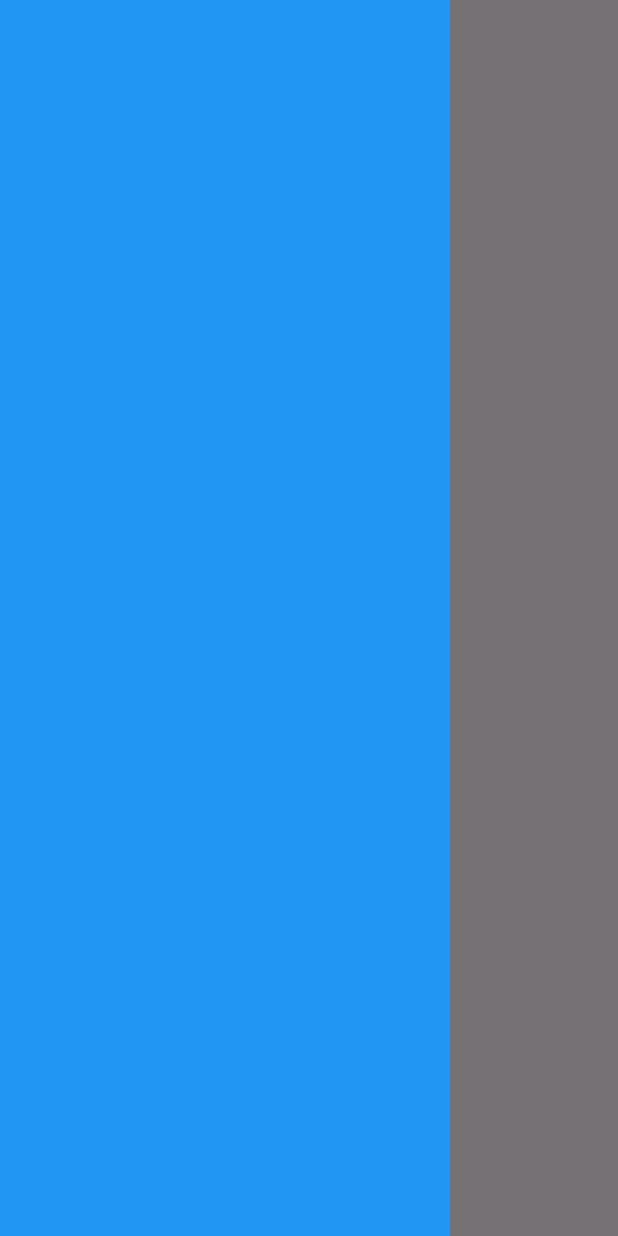
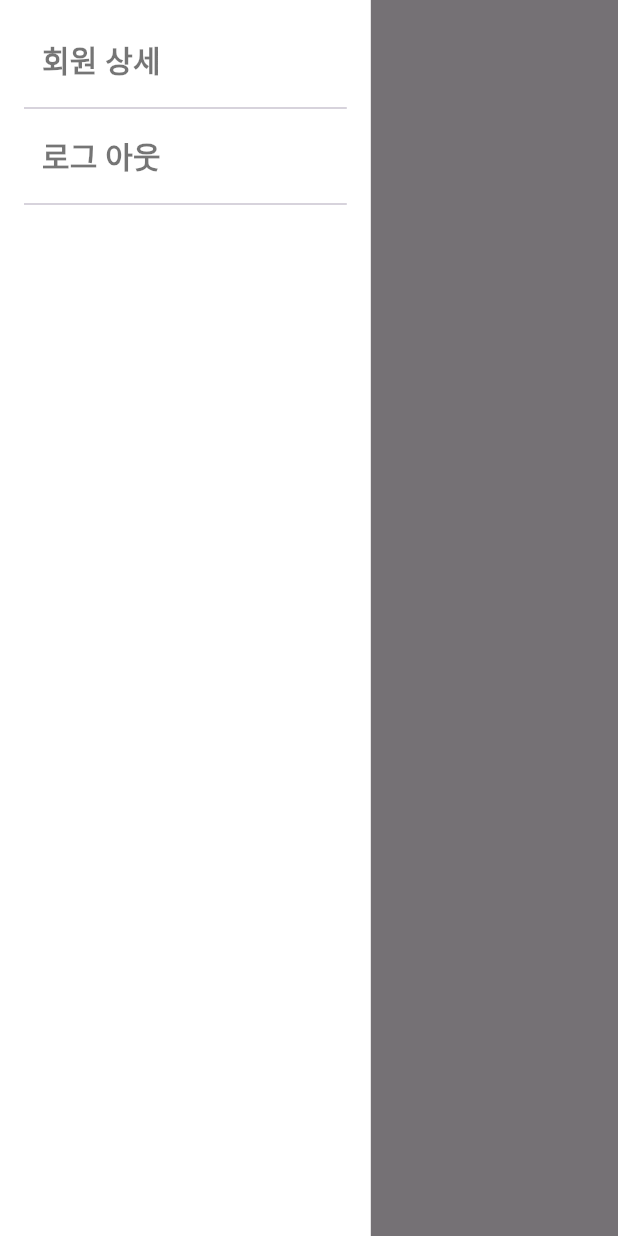
Before and after one commit to kangsunghyuk98/flutter-blog, a Flutter app: the screen it shows after launch, with the side drawer open, on a phone screen of 412 x 824 dp. Run offline on Flutter 3.47's test engine with Material 3 defaults, Android fonts, the phone set to English and light mode, and no system bars; our stand-ins replace get, validators.

Commit message:
[ENH] Drawer TextButton Add - Drawer 메뉴 추가, 메서드화 적용

```diff
--- a/lib/pages/post/home_page.dart
+++ b/lib/pages/post/home_page.dart
@@ -1,17 +1,48 @@
 import 'package:flutter/material.dart';
+import 'package:flutter_01/size.dart';
 
 class HomePage extends StatelessWidget {
 
   @override
   Widget build(BuildContext context) {
     return Scaffold(
-      drawer: Container(
-        width: 300,
-        height: double.infinity,
-        color: Colors.blue,
-      ),
+      drawer: _navigation(context),
       appBar: AppBar(),
       body: Text("Home Page"),
     );
   }
+
+  Widget _navigation(BuildContext context) {
+    return Container(
+      width: getDrawerWidth(context),
+      height: double.infinity,
+      color: Colors.white,
+      child: SafeArea(
+        child: Padding(
+          padding: const EdgeInsets.all(16.0),
+          child: Column(
+            crossAxisAlignment: CrossAxisAlignment.start,
+            children: [
+              TextButton(
+                  onPressed: (){},
+                  child: Text(
+                    "회원 상세",
+                    style: TextStyle(fontSize: 20, fontWeight: FontWeight.bold, color: Colors.black54),
+                  )
+              ),
+              Divider(),
+              TextButton(
+                  onPressed: (){},
+                  child: Text(
+                    "로그 아웃",
+                    style: TextStyle(fontSize: 20, fontWeight: FontWeight.bold, color: Colors.black54),
+                  )
+              ),
+              Divider(),
+            ],
+          ),
+        ),
+      ),
+    );
+  }
 }
--- /dev/null
+++ b/lib/size.dart
@@ -0,0 +1,10 @@
+
+import 'package:flutter/material.dart';
+
+double getScreenWidth( BuildContext context ) {
+  return MediaQuery.of(context).size.width;
+}
+
+double getDrawerWidth( BuildContext context ) {
+  return getScreenWidth(context) * 0.6;
+}
```
